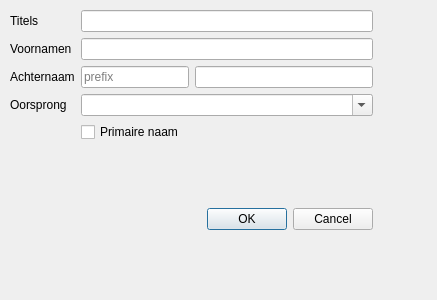
Before: the Qt Designer form src/names/name_editor.ui in niknetniko/opa, drawn with Qt 5.
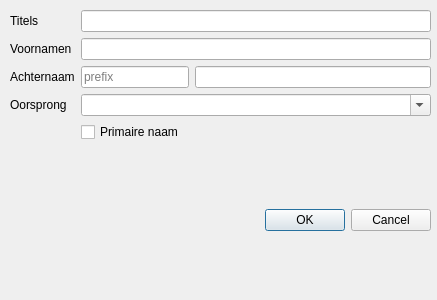
After: the same form once the commit is applied.

Patch:
```diff
--- a/src/names/name_editor.ui
+++ b/src/names/name_editor.ui
@@ -18,8 +18,8 @@
     <rect>
      <x>10</x>
      <y>10</y>
-     <width>363</width>
-     <height>220</height>
+     <width>421</width>
+     <height>221</height>
     </rect>
    </property>
    <layout class="QVBoxLayout" name="verticalLayout">
```
